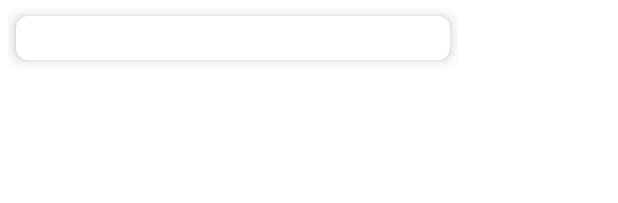
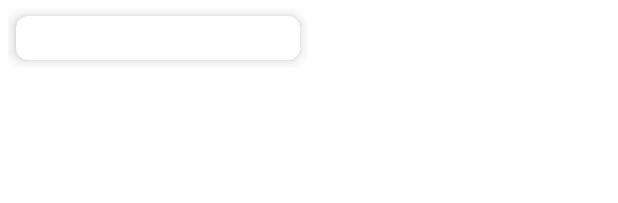
Before and after one commit to ordinaryLerner/666, an Android app: the layout itemtype_layout.xml on its own in the app's theme, with its tools: preview values and no code run, on a phone screen of 412 x 824 dp. Shown: the top 203 px of the screen. Run offline under Robolectric (Android 15) with nearby library versions, the phone set to English and light mode, and no system bars.

Commit message:
修改分类列表长度，添加markdown

```diff
--- a/app/src/main/res/layout/itemtype_layout.xml
+++ b/app/src/main/res/layout/itemtype_layout.xml
@@ -2,18 +2,18 @@
 <RelativeLayout xmlns:android="http://schemas.android.com/apk/res/android"
     xmlns:app="http://schemas.android.com/apk/res-auto"
     xmlns:tools="http://schemas.android.com/tools"
-    android:layout_width="300dp"
+    android:layout_width="200dp"
     android:layout_height="40dp"
     android:layout_margin="5dp">
     <androidx.cardview.widget.CardView
-        android:layout_width="300dp"
+        android:layout_width="200dp"
         android:layout_height="50dp"
         android:layout_margin="5dp"
         app:cardElevation="6dp"
         app:cardCornerRadius="8dp">
 
         <RelativeLayout
-            android:layout_width="300dp"
+            android:layout_width="200dp"
             android:layout_height="40dp">
 
             <ImageButton
```
Also changed, not shown: 1 other file.
